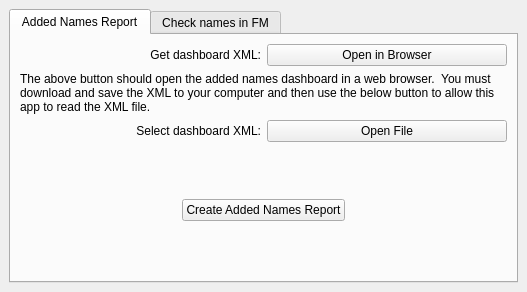
This is python/ui/addedNames.ui in hoc-ppu/lawchecker as Qt 5 draws it before an edit. The edited form follows.
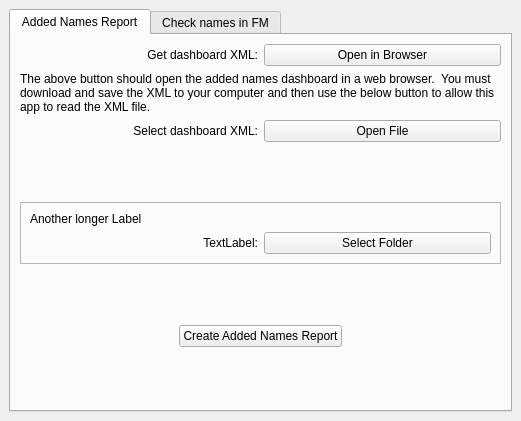
This is the edited form.

Commit message: First attempt at passing param to XSLT

Diff of the .ui file:
```diff
--- a/python/ui/addedNames.ui
+++ b/python/ui/addedNames.ui
@@ -6,8 +6,8 @@
    <rect>
     <x>0</x>
     <y>0</y>
-    <width>527</width>
-    <height>292</height>
+    <width>521</width>
+    <height>421</height>
    </rect>
   </property>
   <property name="windowTitle">
@@ -86,6 +86,55 @@
           </property>
          </spacer>
         </item>
+        <item>
+         <widget class="QFrame" name="frame">
+          <property name="frameShape">
+           <enum>QFrame::StyledPanel</enum>
+          </property>
+          <property name="frameShadow">
+           <enum>QFrame::Raised</enum>
+          </property>
+          <layout class="QGridLayout" name="gridLayout_2">
+           <item row="1" column="1">
+            <widget class="QPushButton" name="pushButton">
+             <property name="text">
+              <string>Select Folder</string>
+             </property>
+            </widget>
+           </item>
+           <item row="1" column="0">
+            <widget class="QLabel" name="label">
+             <property name="text">
+              <string>TextLabel:</string>
+             </property>
+             <property name="alignment">
+              <set>Qt::AlignRight|Qt::AlignTrailing|Qt::AlignVCenter</set>
+             </property>
+            </widget>
+           </item>
+           <item row="0" column="0">
+            <widget class="QLabel" name="label_2">
+             <property name="text">
+              <string>Another longer Label</string>
+             </property>
+            </widget>
+           </item>
+          </layout>
+         </widget>
+        </item>
+        <item>
+         <spacer name="verticalSpacer">
+          <property name="orientation">
+           <enum>Qt::Vertical</enum>
+          </property>
+          <property name="sizeHint" stdset="0">
+           <size>
+            <width>20</width>
+            <height>40</height>
+           </size>
+          </property>
+         </spacer>
+        </item>
         <item alignment="Qt::AlignHCenter">
          <widget class="QPushButton" name="run_btn">
           <property name="sizePolicy">
```
The commit also changes 2 other files.
